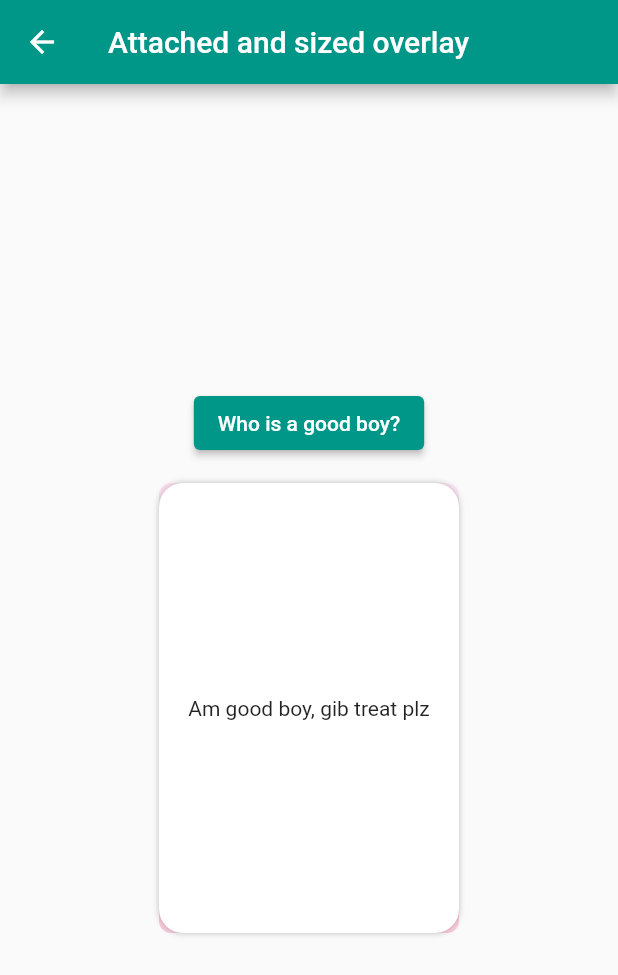
After one commit to inf0rmatix/flutter-custom-overlays, a Flutter app: the PositionedAndSizedOverlayPage screen opened directly, after a tap on "Who is a good boy?", on a phone screen of 412 x 824 dp. The commit adds this screen. Shown: the top 975 px of the screen. Run offline on Flutter 3.47's test engine with Material 2 defaults, Android fonts, the light colour scheme and no system bars; missing offline and left inert: flutter_portal.

Commit message:
adding example for getting size and location of child widget

```diff
--- /dev/null
+++ b/step_by_step/lib/steps/positioned_and_sized_overlay/positioned_and_sized_overlay.dart
@@ -0,0 +1,67 @@
+import 'package:flutter/material.dart';
+
+class PositionedAndSizedOverlay extends StatefulWidget {
+  final Widget child;
+  final Widget overlay;
+
+  const PositionedAndSizedOverlay({
+    required this.overlay,
+    required this.child,
+    super.key,
+  });
+
+  @override
+  State<PositionedAndSizedOverlay> createState() => PositionedAndSizedOverlayState();
+}
+
+class PositionedAndSizedOverlayState extends State<PositionedAndSizedOverlay> {
+  OverlayEntry? _overlayEntry;
+
+  @override
+  Widget build(BuildContext context) {
+    return widget.child;
+  }
+
+  void toggleOverlay() {
+    if (_overlayEntry == null) {
+      showOverlay();
+    } else {
+      hideOverlay();
+    }
+  }
+
+  void showOverlay() {
+    if (_overlayEntry != null) {
+      return;
+    }
+
+    final overlay = Overlay.of(context);
+
+    final renderbox = context.findRenderObject() as RenderBox;
+
+    final size = renderbox.size;
+
+    final position = renderbox.localToGlobal(Offset.zero);
+
+    _overlayEntry = OverlayEntry(
+      builder: (context) => Positioned(
+        top: position.dy,
+        left: position.dx,
+        width: size.width,
+        height: size.height,
+        child: Material(
+          type: MaterialType.transparency,
+          child: widget.overlay,
+        ),
+      ),
+    );
+
+    overlay?.insert(_overlayEntry!);
+  }
+
+  void hideOverlay() {
+    _overlayEntry?.remove();
+
+    _overlayEntry = null;
+  }
+}
--- /dev/null
+++ b/step_by_step/lib/steps/positioned_and_sized_overlay/positioned_and_sized_overlay_page.dart
@@ -0,0 +1,62 @@
+import 'package:flutter/material.dart';
+import 'package:step_by_step/steps/positioned_and_sized_overlay/positioned_and_sized_overlay.dart';
+
+class PositionedAndSizedOverlayPage extends StatelessWidget {
+  final overlayKey = GlobalKey<PositionedAndSizedOverlayState>();
+
+  PositionedAndSizedOverlayPage({super.key});
+
+  @override
+  Widget build(BuildContext context) {
+    return Scaffold(
+      appBar: AppBar(
+        title: const Text('Attached and sized overlay'),
+      ),
+      body: Padding(
+        padding: const EdgeInsets.all(8.0),
+        child: Center(
+          child: Column(
+            mainAxisAlignment: MainAxisAlignment.center,
+            crossAxisAlignment: CrossAxisAlignment.center,
+            children: [
+              ElevatedButton(
+                onPressed: () => overlayKey.currentState?.toggleOverlay(),
+                child: const Text('Who is a good boy?'),
+              ),
+              const SizedBox(height: 16.0),
+              PositionedAndSizedOverlay(
+                key: overlayKey,
+                overlay: Container(
+                  padding: const EdgeInsets.all(8.0),
+                  decoration: BoxDecoration(
+                    borderRadius: BorderRadius.circular(16.0),
+                    color: Colors.white,
+                    boxShadow: const [
+                      BoxShadow(
+                        color: Colors.black26,
+                        blurRadius: 3,
+                      ),
+                    ],
+                  ),
+                  child: const Center(
+                    child: Text('Am good boy, gib treat plz'),
+                  ),
+                ),
+                child: Container(
+                  clipBehavior: Clip.antiAlias,
+                  decoration: BoxDecoration(
+                    borderRadius: BorderRadius.circular(8.0),
+                  ),
+                  child: Image.asset(
+                    'assets/pexels-photo-4587979.jpeg',
+                    width: 200,
+                  ),
+                ),
+              ),
+            ],
+          ),
+        ),
+      ),
+    );
+  }
+}
```
Also changed, not shown: step_by_step/lib/my_home_page.dart (+7 -2 lines), step_by_step/lib/steps/complete_overlay/complete_overlay_page.dart (+8 -5 lines), step_by_step/lib/steps/complete_overlay/good_boy.dart (+30 -15 lines), step_by_step/pubspec.yaml (+4 -11 lines), step_by_step/pubspec.lock.
